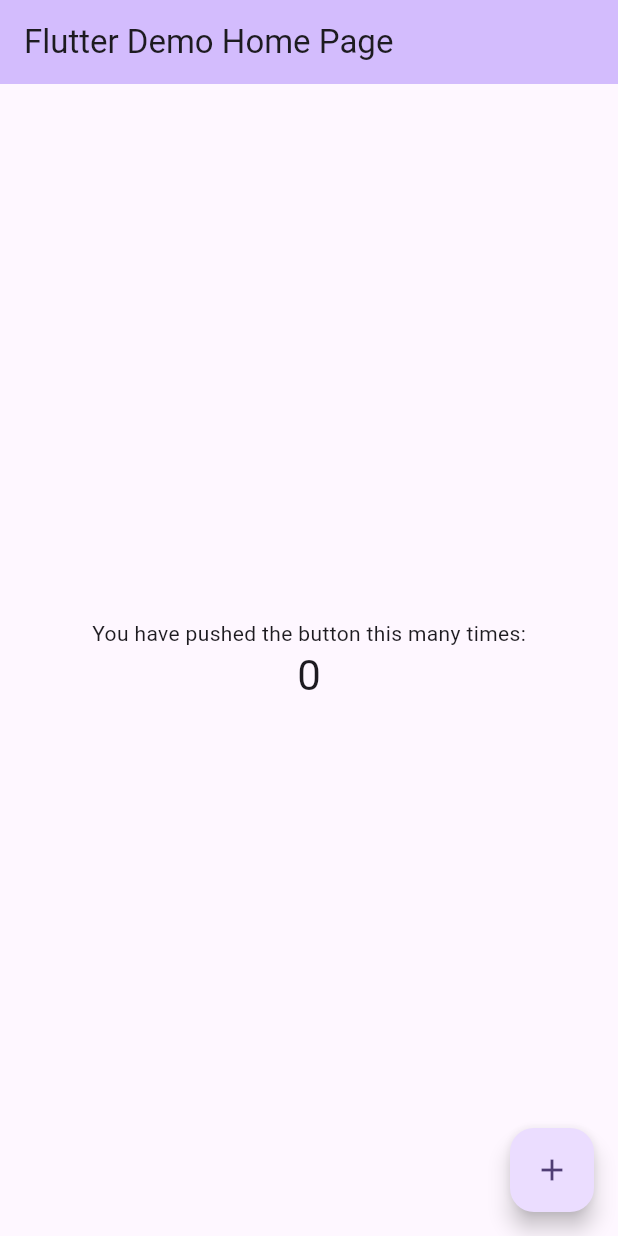
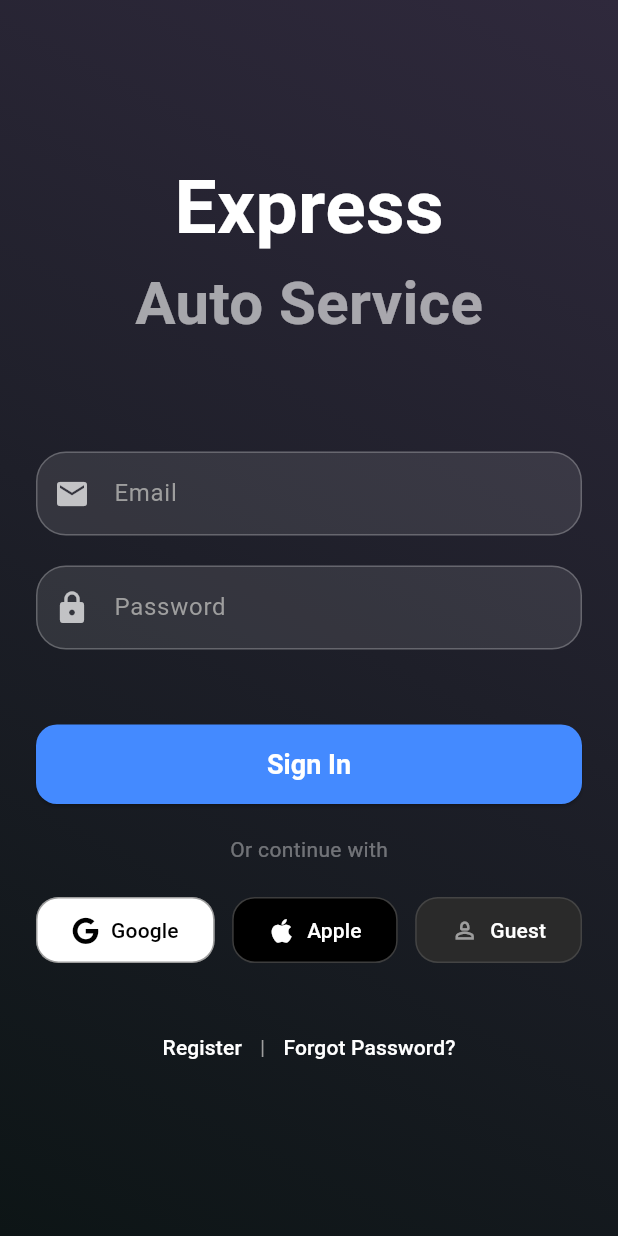
Before and after one commit to Kybernet1k/Auto-Service-App, a Flutter app: the screen it shows after launch, on a phone screen of 412 x 824 dp. Run offline on Flutter 3.47's test engine with Material 3 defaults, Android fonts, the phone set to English and light mode, and no system bars; our stand-ins replace firebase_auth, firebase_core, font_awesome_flutter; accounts and stored records are empty.

Commit message:
Added auth widget

```diff
--- a/auto_service_app/lib/main.dart
+++ b/auto_service_app/lib/main.dart
@@ -1,3 +1,4 @@
+import 'package:auto_service_app/screens/wrapper.dart';
 import 'package:flutter/material.dart';
 import 'package:firebase_core/firebase_core.dart';
 import 'firebase_options.dart';
@@ -7,123 +8,10 @@ void main() async {
   await Firebase.initializeApp(
     options: DefaultFirebaseOptions.currentPlatform,
   );
-  runApp(const MyApp());
-}
+  runApp(MaterialApp(
+    home: Wrapper(),
+  ));
 
 
-class MyApp extends StatelessWidget {
-  const MyApp({super.key});
 
-  // This widget is the root of your application.
-  @override
-  Widget build(BuildContext context) {
-    return MaterialApp(
-      title: 'Flutter Demo',
-      theme: ThemeData(
-        // This is the theme of your application.
-        //
-        // TRY THIS: Try running your application with "flutter run". You'll see
-        // the application has a purple toolbar. Then, without quitting the app,
-        // try changing the seedColor in the colorScheme below to Colors.green
-        // and then invoke "hot reload" (save your changes or press the "hot
-        // reload" button in a Flutter-supported IDE, or press "r" if you used
-        // the command line to start the app).
-        //
-        // Notice that the counter didn't reset back to zero; the application
-        // state is not lost during the reload. To reset the state, use hot
-        // restart instead.
-        //
-        // This works for code too, not just values: Most code changes can be
-        // tested with just a hot reload.
-        colorScheme: .fromSeed(seedColor: Colors.deepPurple),
-      ),
-      home: const MyHomePage(title: 'Flutter Demo Home Page'),
-    );
-  }
 }
-
-class MyHomePage extends StatefulWidget {
-  const MyHomePage({super.key, required this.title});
-
-  // This widget is the home page of your application. It is stateful, meaning
-  // that it has a State object (defined below) that contains fields that affect
-  // how it looks.
-
-  // This class is the configuration for the state. It holds the values (in this
-  // case the title) provided by the parent (in this case the App widget) and
-  // used by the build method of the State. Fields in a Widget subclass are
-  // always marked "final".
-
-  final String title;
-
-  @override
-  State<MyHomePage> createState() => _MyHomePageState();
-}
-
-class _MyHomePageState extends State<MyHomePage> {
-  int _counter = 0;
-
-  void _incrementCounter() {
-    setState(() {
-      // This call to setState tells the Flutter framework that something has
-      // changed in this State, which causes it to rerun the build method below
-      // so that the display can reflect the updated values. If we changed
-      // _counter without calling setState(), then the build method would not be
-      // called again, and so nothing would appear to happen.
-      _counter++;
-    });
-  }
-
-  @override
-  Widget build(BuildContext context) {
-    // This method is rerun every time setState is called, for instance as done
-    // by the _incrementCounter method above.
-    //
-    // The Flutter framework has been optimized to make rerunning build methods
-    // fast, so that you can just rebuild anything that needs updating rather
-    // than having to individually change instances of widgets.
-    return Scaffold(
-      appBar: AppBar(
-        // TRY THIS: Try changing the color here to a specific color (to
-        // Colors.amber, perhaps?) and trigger a hot reload to see the AppBar
-        // change color while the other colors stay the same.
-        backgroundColor: Theme.of(context).colorScheme.inversePrimary,
-        // Here we take the value from the MyHomePage object that was created by
-        // the App.build method, and use it to set our appbar title.
-        title: Text(widget.title),
-      ),
-      body: Center(
-        // Center is a layout widget. It takes a single child and positions it
-        // in the middle of the parent.
-        child: Column(
-          // Column is also a layout widget. It takes a list of children and
-          // arranges them vertically. By default, it sizes itself to fit its
-          // children horizontally, and tries to be as tall as its parent.
-          //
-          // Column has various properties to control how it sizes itself and
-          // how it positions its children. Here we use mainAxisAlignment to
-          // center the children vertically; the main axis here is the vertical
-          // axis because Columns are vertical (the cross axis would be
-          // horizontal).
-          //
-          // TRY THIS: Invoke "debug painting" (choose the "Toggle Debug Paint"
-          // action in the IDE, or press "p" in the console), to see the
-          // wireframe for each widget.
-          mainAxisAlignment: .center,
-          children: [
-            const Text('You have pushed the button this many times:'),
-            Text(
-              '$_counter',
-              style: Theme.of(context).textTheme.headlineMedium,
-            ),
-          ],
-        ),
-      ),
-      floatingActionButton: FloatingActionButton(
-        onPressed: _incrementCounter,
-        tooltip: 'Increment',
-        child: const Icon(Icons.add),
-      ),
-    );
-  }
-}
--- /dev/null
+++ b/auto_service_app/lib/models/user_model.dart
@@ -0,0 +1,5 @@
+class UserModel {
+  final String? uid;
+
+  UserModel({this.uid})
+}
--- a/auto_service_app/lib/screens/authenticate/authenticate.dart
+++ b/auto_service_app/lib/screens/authenticate/authenticate.dart
@@ -1,10 +1,18 @@
+import 'package:auto_service_app/screens/authenticate/sign_in.dart';
 import 'package:flutter/material.dart';
 
-class Authenticate extends StatelessWidget {
+class Authenticate extends StatefulWidget {
   const Authenticate({super.key});
 
   @override
+  State<Authenticate> createState() => _AuthenticateState();
+}
+
+class _AuthenticateState extends State<Authenticate> {
+  @override
   Widget build(BuildContext context) {
-    return const Placeholder();
+    return Container(
+      child: SignIn(),
+    );
   }
 }
--- /dev/null
+++ b/auto_service_app/lib/screens/authenticate/sign_in.dart
@@ -0,0 +1,194 @@
+import 'package:auto_service_app/services/auth.dart';
+import 'package:flutter/material.dart';
+import 'package:firebase_auth/firebase_auth.dart';
+import 'package:font_awesome_flutter/font_awesome_flutter.dart';
+
+class SignIn extends StatefulWidget {
+  const SignIn({super.key});
+
+  @override
+  State<SignIn> createState() => _SignInState();
+}
+
+class _SignInState extends State<SignIn> {
+  final AuthService _auth = AuthService();
+
+  @override
+  Widget build(BuildContext context) {
+    return Scaffold(
+      body: SafeArea(
+        child: Container(
+          width: double.infinity,
+          height: double.infinity,
+          decoration: const BoxDecoration(
+            gradient: LinearGradient(
+              begin: Alignment.bottomLeft,
+              end: Alignment.topRight,
+              colors: [
+                Color.fromARGB(255, 13, 21, 22),
+                Color.fromARGB(255, 47, 41, 60),
+              ],
+            ),
+          ),
+          child: Padding(
+            padding: const EdgeInsets.symmetric(horizontal: 24.0),
+            child: Column(
+              mainAxisAlignment: MainAxisAlignment.center,
+              children: [
+                Text('Express',
+                style: TextStyle(color: Colors.white, fontWeight: FontWeight.bold, fontSize: 50)
+                ),
+                Text('Auto Service',
+                style: TextStyle(color: Colors.white60, fontWeight: FontWeight.bold, fontSize: 40)
+                ),
+                const SizedBox(height: 70),
+                TextField(
+                  style: const TextStyle(color: Colors.white),
+                  decoration: InputDecoration(
+                    filled: true,
+                    fillColor: Colors.white.withValues(alpha: 0.1),
+                    hintText: 'Email',
+                    hintStyle: const TextStyle(color: Colors.grey),
+                    prefixIcon: const Icon(Icons.email, color: Colors.white70),
+                    enabledBorder: OutlineInputBorder(
+                      borderRadius: BorderRadius.circular(20),
+                      borderSide: const BorderSide(color: Colors.white24),
+                    ),
+                    focusedBorder: OutlineInputBorder(
+                      borderRadius: BorderRadius.circular(20),
+                      borderSide: const BorderSide(color: Colors.blueAccent, width: 2),
+                    ),
+                  ),
+                ),
+                const SizedBox(height: 20),
+                TextField(
+                  obscureText: true,
+                  style: const TextStyle(color: Colors.white),
+                  decoration: InputDecoration(
+                    filled: true,
+                    fillColor: Colors.white.withValues(alpha: 0.1),
+                    hintText: 'Password',
+                    hintStyle: const TextStyle(color: Colors.grey),
+                    prefixIcon: const Icon(Icons.lock, color: Colors.white70),
+                    enabledBorder: OutlineInputBorder(
+                      borderRadius: BorderRadius.circular(20),
+                      borderSide: const BorderSide(color: Colors.white24),
+                    ),
+                    focusedBorder: OutlineInputBorder(
+                      borderRadius: BorderRadius.circular(20),
+                      borderSide: const BorderSide(color: Colors.blueAccent, width: 2),
+                    ),
+                  ),
+                ),
+                const SizedBox(height: 30),
+                Row(
+                  mainAxisAlignment: MainAxisAlignment.end,
+                  children: [
+
+                  ],
+                ),
+                const SizedBox(height: 20),
+                ElevatedButton(
+                  style: ElevatedButton.styleFrom(
+                    backgroundColor: Colors.blueAccent,
+                    foregroundColor: Colors.white,
+                    padding: const EdgeInsets.symmetric(vertical: 16, horizontal: 32),
+                    textStyle: const TextStyle(fontSize: 18, fontWeight: FontWeight.bold),
+                    shape: RoundedRectangleBorder(
+                      borderRadius: BorderRadius.circular(14),
+                    ),
+                    minimumSize: const Size(double.infinity, 50),
+                  ),
+                  onPressed: () {
+                    debugPrint('Email login pressed');
+                  },
+                  child: const Text('Sign In'),
+                ),
+
+                const SizedBox(height: 20),
+
+                const Text('Or continue with', style: TextStyle(color: Colors.white38)),
+                const SizedBox(height: 20),
+
+                Row(
+                  mainAxisAlignment: MainAxisAlignment.spaceBetween,
+                  children: [
+                    OutlinedButton.icon(
+                      onPressed: () {
+                        debugPrint('Google login');
+                      },
+                      icon: const Icon(FontAwesomeIcons.google, color: Colors.black),
+                      label: const Text('Google'),
+                      style: OutlinedButton.styleFrom(
+                        backgroundColor: Colors.white,
+                        foregroundColor: Colors.black,
+                        side: const BorderSide(color: Colors.black38),
+                        padding: const EdgeInsets.symmetric(vertical: 12, horizontal: 24),
+                        shape: RoundedRectangleBorder(
+                          borderRadius: BorderRadius.circular(15),
+                        ),
+                      ),
+                    ),
+                    OutlinedButton.icon(
+                      onPressed: () {
+                        debugPrint('Apple login');
+                      },
+                      icon: const Icon(FontAwesomeIcons.apple, color: Colors.white),
+                      label: const Text('Apple'),
+                      style: OutlinedButton.styleFrom(
+                        backgroundColor: Colors.black,
+                        foregroundColor: Colors.white,
+                        side: const BorderSide(color: Colors.white24),
+                        padding: const EdgeInsets.symmetric(vertical: 12, horizontal: 24),
+                        shape: RoundedRectangleBorder(
+                          borderRadius: BorderRadius.circular(15),
+                        ),
+                      ),
+                    ),
+                    OutlinedButton.icon(
+                      onPressed: () async {
+                        User? user = await _auth.signInAnon();
+                        if (user == null) {
+                          debugPrint('error signing in');
+                        } else {
+                          debugPrint('signed in UID: ${user.uid}');
+                        }
+                      },
+                      icon: const Icon(Icons.person_2_outlined, color: Colors.white54),
+                      label: const Text('Guest'),
+                      style: OutlinedButton.styleFrom(
+                        backgroundColor: const Color.fromARGB(255, 42, 42, 42),
+                        foregroundColor: Colors.white,
+                        side: const BorderSide(color: Colors.white12),
+                        padding: const EdgeInsets.symmetric(vertical: 12, horizontal: 24),
+                        shape: RoundedRectangleBorder(
+                          borderRadius: BorderRadius.circular(15),
+                        ),
+                      ),
+                    ),
+                  ],
+                ),
+
+                const SizedBox(height: 30),
+                Row(
+                  mainAxisAlignment: MainAxisAlignment.center,
+                  children: [
+                    TextButton(
+                      onPressed: () {},
+                      child: const Text('Register', style: TextStyle(color: Colors.white)),
+                    ),
+                    const Text('|', style: TextStyle(color: Colors.grey)),
+                    TextButton(
+                      onPressed: () {},
+                      child: const Text('Forgot Password?', style: TextStyle(color: Colors.white)),
+                    ),
+                  ],
+                )
+              ],
+            ),
+          ),
+        ),
+      ),
+    );
+  }
+}
--- /dev/null
+++ b/auto_service_app/lib/screens/home/home.dart
@@ -0,0 +1,13 @@
+import 'package:flutter/material.dart';
+
+class Home extends StatelessWidget {
+  const Home({super.key});
+
+  @override
+  Widget build(BuildContext context) {
+    return Container(
+      alignment: Alignment.center,
+      child: Text('home'),
+    );
+  }
+}
--- /dev/null
+++ b/auto_service_app/lib/screens/wrapper.dart
@@ -0,0 +1,28 @@
+import 'package:auto_service_app/screens/authenticate/sign_in.dart';
+import 'package:auto_service_app/screens/home/home.dart';
+import 'package:flutter/material.dart';
+import 'package:firebase_auth/firebase_auth.dart';
+
+class Wrapper extends StatelessWidget {
+  const Wrapper({super.key});
+
+  @override
+  Widget build(BuildContext context) {
+    return StreamBuilder<User?>(
+      stream: FirebaseAuth.instance.authStateChanges(),
+      builder: (context, snapshot) {
+        if (snapshot.connectionState == ConnectionState.waiting) {
+          return const CircularProgressIndicator();
+        }
+
+        if (snapshot.hasData) {
+          return const Home();
+        } else {
+          return const SignIn();
+        }
+
+
+      },
+    );
+  }
+}
--- /dev/null
+++ b/auto_service_app/lib/services/auth.dart
@@ -0,0 +1,21 @@
+import 'package:auto_service_app/models/user_model.dart';
+import 'package:firebase_auth/firebase_auth.dart';
+import 'package:flutter/foundation.dart';
+
+class AuthService {
+  final FirebaseAuth _auth = FirebaseAuth.instance;
+
+
+  Future<User?> signInAnon() async {
+    try {
+      UserCredential result =  await _auth.signInAnonymously();
+      User? user = result.user;
+      return user;
+    } catch(e){
+        debugPrint(e.toString());
+        return null;
+    }
+  }
+
+
+}
--- a/auto_service_app/pubspec.yaml
+++ b/auto_service_app/pubspec.yaml
@@ -33,6 +33,7 @@ dependencies:
   firebase_core: ^4.3.0
   firebase_auth: ^6.1.3
   cloud_firestore: ^6.1.1
+  font_awesome_flutter: ^10.6.0
 
   # The following adds the Cupertino Icons font to your application.
   # Use with the CupertinoIcons class for iOS style icons.
```
Also changed, not shown: auto_service_app/pubspec.lock.
